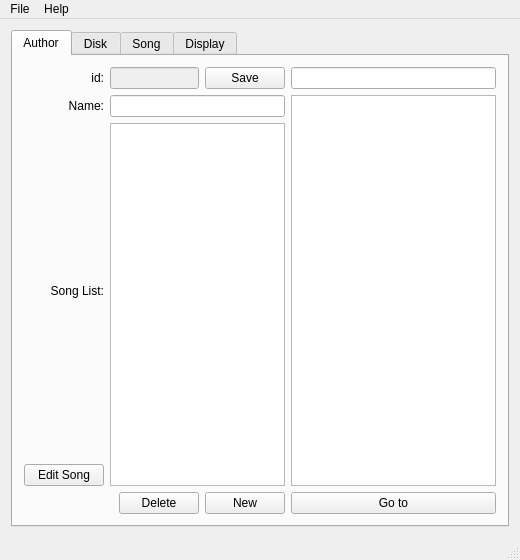
First picture: the form in mainwindow.ui, repository EvgenKot/SP-music-fan-database, before the edit.
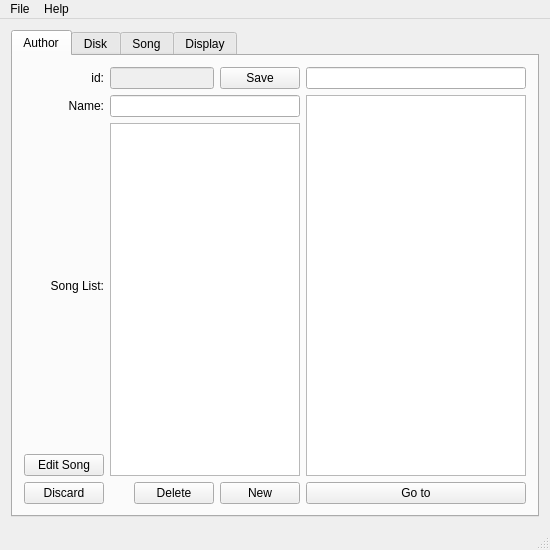
Second picture: the form after the edit.

What changed in the file:
```diff
--- a/mainwindow.ui
+++ b/mainwindow.ui
@@ -6,8 +6,8 @@
    <rect>
     <x>0</x>
     <y>0</y>
-    <width>520</width>
-    <height>560</height>
+    <width>550</width>
+    <height>550</height>
    </rect>
   </property>
   <property name="windowTitle">
@@ -40,8 +40,8 @@
         <rect>
          <x>0</x>
          <y>0</y>
-         <width>520</width>
-         <height>518</height>
+         <width>550</width>
+         <height>508</height>
         </rect>
        </property>
        <layout class="QGridLayout" name="gridLayout_2">
@@ -144,6 +144,13 @@
                 </property>
                </widget>
               </item>
+              <item row="4" column="0">
+               <widget class="QPushButton" name="pushButtonAuthorDiscard">
+                <property name="text">
+                 <string>Discard</string>
+                </property>
+               </widget>
+              </item>
              </layout>
             </item>
            </layout>
@@ -470,7 +477,7 @@
     <rect>
      <x>0</x>
      <y>0</y>
-     <width>520</width>
+     <width>550</width>
      <height>20</height>
     </rect>
    </property>
```
Left out of the diff: 100 changed lines with no effect on the pictures.
